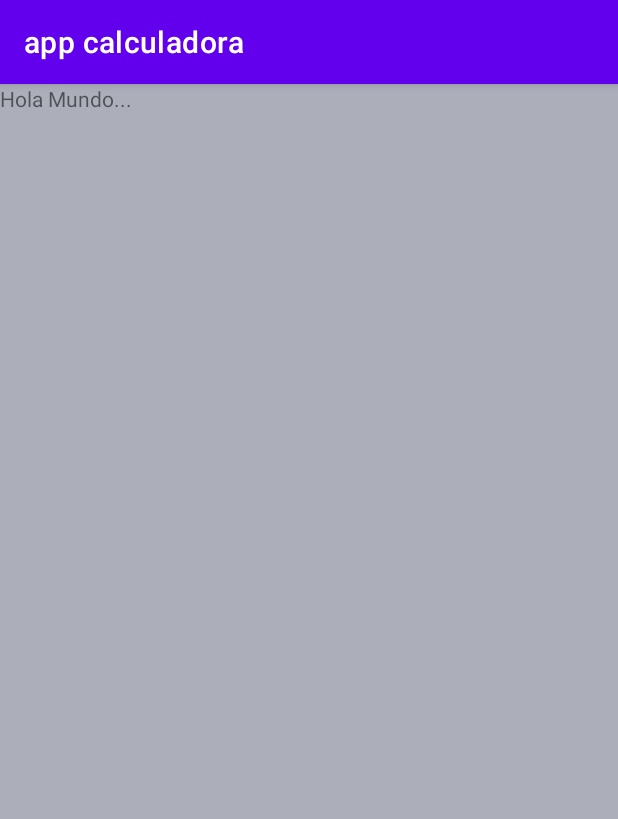
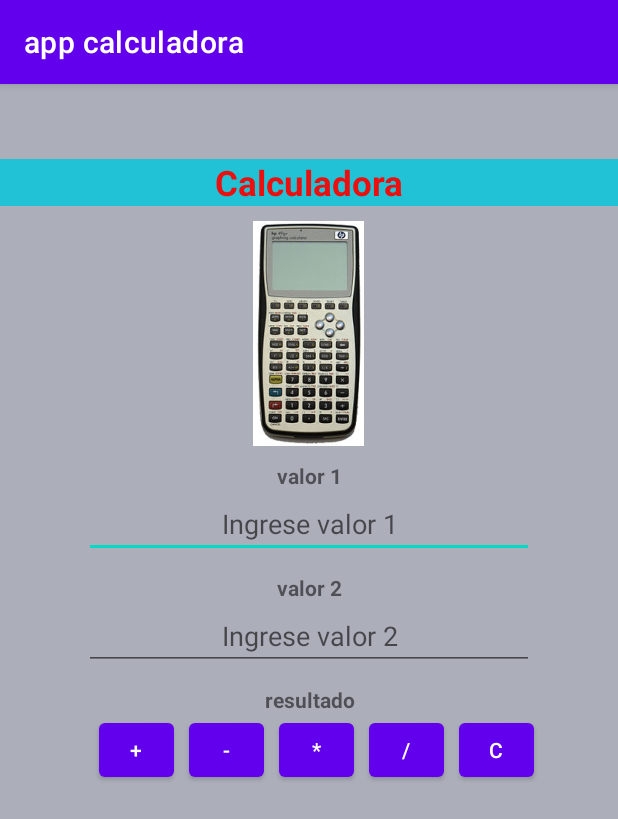
Before and after one commit to fandresh62183/calculadora, an Android app: the screen it shows after launch (MainActivity), on a phone screen of 412 x 824 dp. Shown: the top 819 px of the screen. Run offline under Robolectric (Android 15) with nearby library versions, the phone set to English and light mode, and no system bars.

Commit message:
se actualiza

```diff
--- a/app/src/main/res/layout/activity_main.xml
+++ b/app/src/main/res/layout/activity_main.xml
@@ -1,17 +1,130 @@
 <?xml version="1.0" encoding="utf-8"?>
 <LinearLayout xmlns:android="http://schemas.android.com/apk/res/android"
-    xmlns:app="http://schemas.android.com/apk/res-auto"
-    xmlns:tools="http://schemas.android.com/tools"
+
     android:layout_width="match_parent"
     android:layout_height="match_parent"
-    tools:context=".MainActivity"
     android:background="#ACAEBA"
-    >
+    android:orientation="vertical">
 
     <TextView
         android:layout_width="match_parent"
         android:layout_height="wrap_content"
-       android:text="Hola Mundo..."
+        android:text="Calculadora"
+        android:textColor="#EA1010"
+        android:textStyle="bold"
+        android:textSize="23sp"
+        android:background="#22C2D6"
+        android:gravity="center"
+        android:layout_marginTop="50dp"
+        android:textAlignment="center"
+
+
+
+        />
+    <ImageView
+
+        android:layout_height="150dp"
+        android:layout_width="150dp"
+        android:src="@drawable/calculadorauno"
+        android:layout_marginTop="10dp"
+        android:layout_gravity="center"
+
+        />
+    <TextView
+        android:layout_width="200dp"
+        android:layout_height="wrap_content"
+        android:text="valor 1"
+        android:layout_gravity="center"
+        android:textAlignment="center"
+        android:layout_marginTop="10dp"
+        android:textStyle="bold"
+
+        />
+    <EditText
+        android:id="@+id/etvalor1"
+        android:layout_width="300dp"
+        android:layout_height="wrap_content"
+        android:layout_gravity="center"
+        android:hint="Ingrese valor 1"
+        android:textAlignment="center"
+        android:inputType="numberDecimal"
+
+
+        />
+    <TextView
+        android:layout_width="200dp"
+        android:layout_height="wrap_content"
+        android:text="valor 2"
+        android:layout_gravity="center"
+        android:textAlignment="center"
+        android:layout_marginTop="10dp"
+        android:textStyle="bold"
+
+        />
+    <EditText
+        android:id="@+id/etvalor2"
+        android:layout_width="300dp"
+        android:layout_height="wrap_content"
+        android:layout_gravity="center"
+        android:hint="Ingrese valor 2"
+        android:textAlignment="center"
+        android:inputType="numberDecimal"
+
+
+        />
+    <TextView
+        android:id="@+id/tvresultado"
+        android:layout_width="200dp"
+        android:layout_height="wrap_content"
+        android:text="resultado"
+        android:layout_gravity="center"
+        android:textAlignment="center"
+        android:layout_marginTop="10dp"
+        android:textStyle="bold"
+
         />
 
+    <LinearLayout
+        android:gravity="center"
+        android:layout_width="match_parent"
+        android:layout_height="wrap_content" >
+        <Button
+            android:id="@+id/sumar"
+            android:layout_width="50dp"
+            android:layout_height="wrap_content"
+            android:text="+"
+            android:layout_marginLeft="10dp"
+            />
+        <Button
+            android:id="@+id/restar"
+            android:layout_width="50dp"
+            android:layout_height="wrap_content"
+            android:text="-"
+            android:layout_marginLeft="10dp"
+            />
+        <Button
+            android:id="@+id/multiplicar"
+            android:layout_width="50dp"
+            android:layout_height="wrap_content"
+            android:text="*"
+            android:layout_marginLeft="10dp"
+            />
+        <Button
+            android:id="@+id/dividir"
+            android:layout_width="50dp"
+            android:layout_height="wrap_content"
+            android:text="/"
+            android:layout_marginLeft="10dp"
+            />
+        <Button
+            android:id="@+id/clear"
+            android:layout_width="50dp"
+            android:layout_height="wrap_content"
+            android:text="C"
+            android:layout_marginLeft="10dp"
+            />
+
+
+    </LinearLayout>
+
 </LinearLayout>
```
